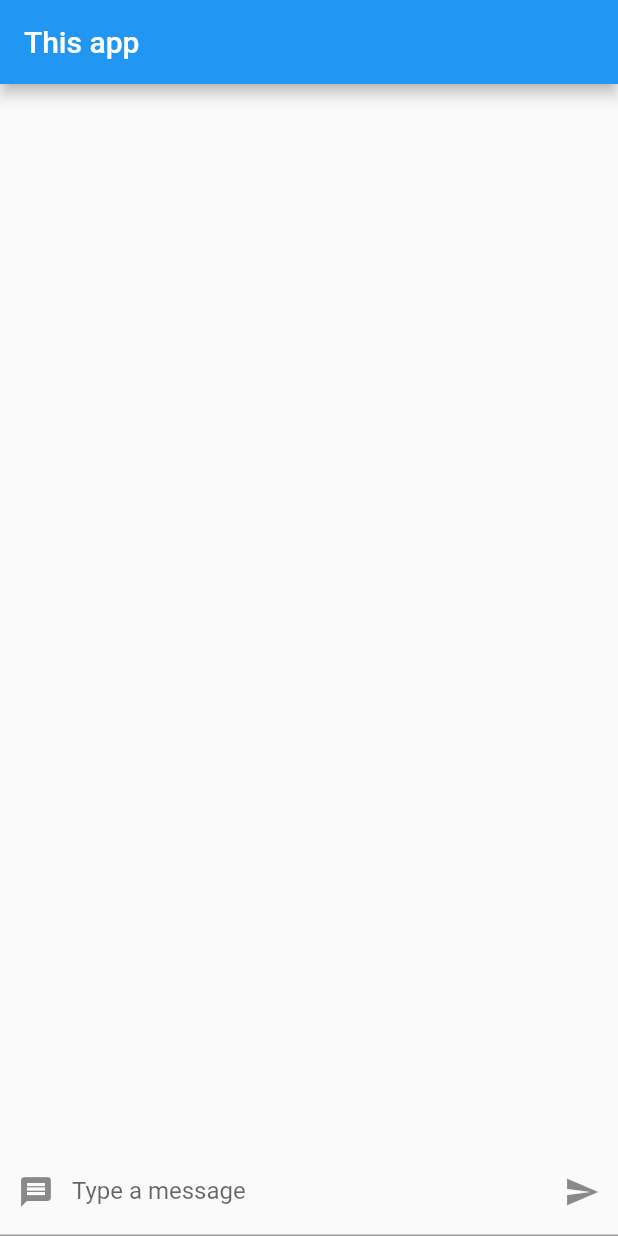
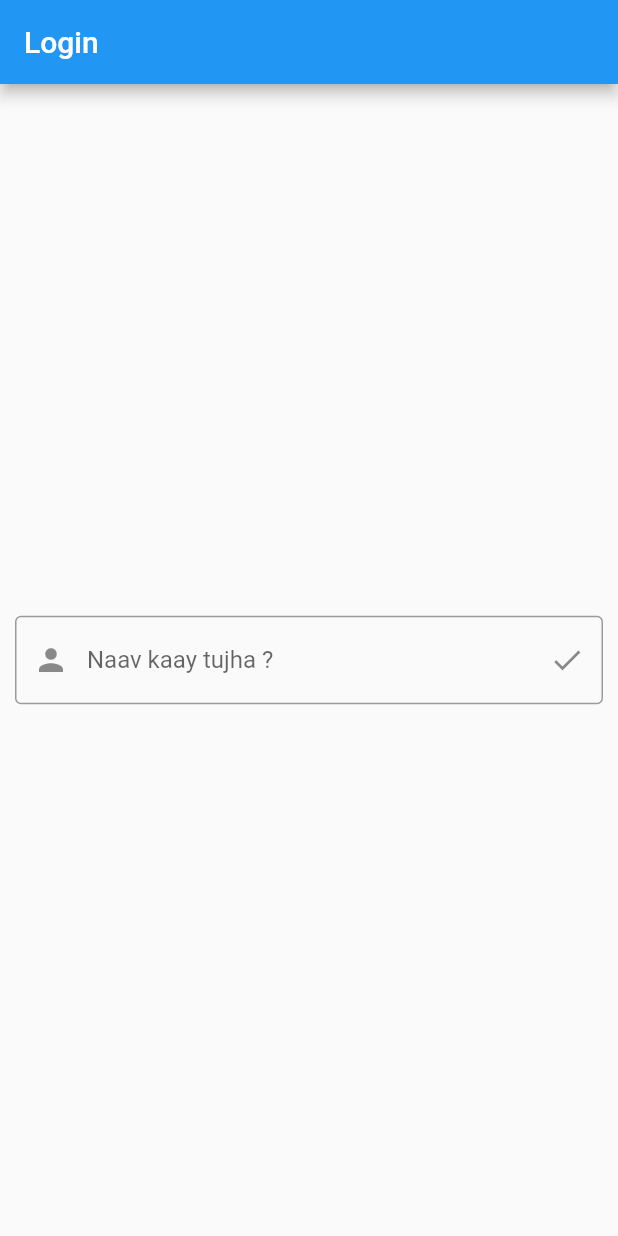
Before and after one commit to crew-guy/flutter_post_app, a Flutter app: the screen it shows after launch, on a phone screen of 412 x 824 dp. Run offline on Flutter 3.47's test engine with Material 2 defaults, Android fonts, the phone set to English and light mode, and no system bars.

Commit message:
standard like functionality and navigation done

```diff
--- a/lib/main.dart
+++ b/lib/main.dart
@@ -1,5 +1,6 @@
 import 'package:flutter/material.dart';
 import 'package:sample_app/screens/home.dart';
+import 'package:sample_app/screens/login.dart';
 
 void main() {
   runApp(MyApp());
@@ -14,7 +15,7 @@ class MyApp extends StatelessWidget {
       theme: ThemeData(
           primarySwatch: Colors.blue,
           visualDensity: VisualDensity.adaptivePlatformDensity),
-      home: MyHomePage(),
+      home: LoginPage(),
     );
   }
 }
--- a/lib/screens/home.dart
+++ b/lib/screens/home.dart
@@ -5,6 +5,10 @@ import '../widgets/post_list.dart';
 import '../widgets/text_input_widget.dart';
 
 class MyHomePage extends StatefulWidget {
+  final String name;
+
+  MyHomePage(this.name);
+
   @override
   _MyHomePageState createState() => _MyHomePageState();
 }
@@ -14,7 +18,7 @@ class _MyHomePageState extends State<MyHomePage> {
 
   void newPost(text) {
     setState(() {
-      this.posts.add(new Post(text, "Ankit"));
+      this.posts.add(new Post(text, widget.name));
     });
   }
 
--- /dev/null
+++ b/lib/screens/login.dart
@@ -0,0 +1,57 @@
+import 'package:flutter/material.dart';
+import 'package:sample_app/screens/home.dart';
+
+class LoginPage extends StatelessWidget {
+  @override
+  Widget build(BuildContext context) {
+    return Scaffold(
+      appBar: AppBar(
+        title: Text('Login'),
+      ),
+      body: Body(),
+    );
+  }
+}
+
+class Body extends StatefulWidget {
+  @override
+  _BodyState createState() => _BodyState();
+}
+
+class _BodyState extends State<Body> {
+  String name;
+  final controller = TextEditingController();
+
+  void click() {
+    this.name = this.controller.text;
+    Navigator.push(context,
+        MaterialPageRoute(builder: (context) => MyHomePage(this.name)));
+  }
+
+  @override
+  Widget build(BuildContext context) {
+    return Align(
+      alignment: Alignment.center,
+      child: Padding(
+        padding: EdgeInsets.all(10.0),
+        child: TextField(
+          controller: this.controller,
+          decoration: InputDecoration(
+            prefixIcon: Icon(Icons.person),
+            suffixIcon: IconButton(
+              icon: Icon(Icons.done),
+              splashColor: Colors.blue,
+              tooltip: 'Submit',
+              onPressed: this.click,
+            ),
+            labelText: 'Naav kaay tujha ?',
+            hintText: 'Enter your name',
+            border: OutlineInputBorder(
+              borderSide: BorderSide(width: 5, color: Colors.black),
+            ),
+          ),
+        ),
+      ),
+    );
+  }
+}
--- a/lib/widgets/text_input_widget.dart
+++ b/lib/widgets/text_input_widget.dart
@@ -3,6 +3,8 @@ import 'package:flutter/material.dart';
 
 class TextInputWidget extends StatefulWidget {
   final Function callback;
+
+  // Initiate widget with this callback as a value
   TextInputWidget(this.callback);
 
   @override
```
